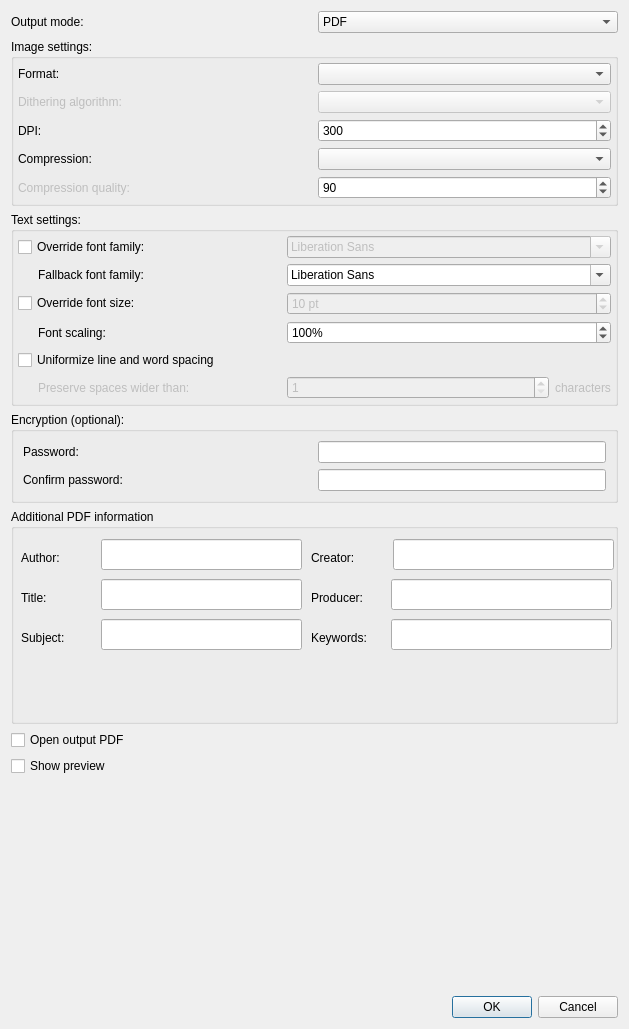
Qt form qt/data/PdfExportDialog.ui (marsiliano/gImageReader) before a commit.
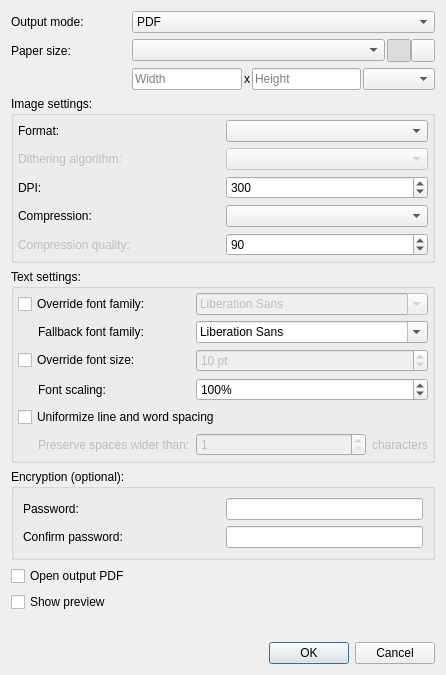
The same form after that commit. Icons and pictures are not drawn.

Commit message: [Qt] Add paper size option to PDF export dialog

Patch:
```diff
--- a/qt/data/PdfExportDialog.ui
+++ b/qt/data/PdfExportDialog.ui
@@ -6,62 +6,126 @@
    <rect>
     <x>0</x>
     <y>0</y>
-    <width>629</width>
-    <height>1029</height>
+    <width>446</width>
+    <height>675</height>
    </rect>
   </property>
   <property name="windowTitle">
    <string>PDF Export</string>
   </property>
   <layout class="QGridLayout" name="gridLayout">
-   <item row="3" column="0" colspan="2">
-    <widget class="QGroupBox" name="groupBoxEncryption">
-     <property name="title">
-      <string>Encryption (optional):</string>
+   <property name="horizontalSpacing">
+    <number>2</number>
+   </property>
+   <item row="2" column="1">
+    <widget class="QComboBox" name="comboBoxPaperSize">
+     <property name="sizePolicy">
+      <sizepolicy hsizetype="Expanding" vsizetype="Fixed">
+       <horstretch>0</horstretch>
+       <verstretch>0</verstretch>
+      </sizepolicy>
      </property>
-     <layout class="QGridLayout" name="gridLayout_5">
-      <item row="0" column="0">
-       <widget class="QLabel" name="labelPasswordOpen">
-        <property name="text">
-         <string>Password:</string>
+    </widget>
+   </item>
+   <item row="0" column="0">
+    <widget class="QLabel" name="labelOutputMode">
+     <property name="text">
+      <string>Output mode:</string>
+     </property>
+    </widget>
+   </item>
+   <item row="0" column="1" colspan="2">
+    <widget class="QComboBox" name="comboBoxOutputMode">
+     <item>
+      <property name="text">
+       <string>PDF</string>
+      </property>
+     </item>
+     <item>
+      <property name="text">
+       <string>PDF with invisible text overlay</string>
+      </property>
+     </item>
+    </widget>
+   </item>
+   <item row="2" column="0">
+    <widget class="QLabel" name="labelPaperSize">
+     <property name="text">
+      <string>Paper size:</string>
+     </property>
+    </widget>
+   </item>
+   <item row="7" column="0">
+    <widget class="QCheckBox" name="checkBoxOpenOutputPdf">
+     <property name="text">
+      <string>Open output PDF</string>
+     </property>
+    </widget>
+   </item>
+   <item row="8" column="0">
+    <widget class="QCheckBox" name="checkBoxPreview">
+     <property name="text">
+      <string>Show preview</string>
+     </property>
+    </widget>
+   </item>
+   <item row="2" column="2">
+    <widget class="QWidget" name="widgetPaperOrientation" native="true">
+     <property name="sizePolicy">
+      <sizepolicy hsizetype="Maximum" vsizetype="Preferred">
+       <horstretch>0</horstretch>
+       <verstretch>0</verstretch>
+      </sizepolicy>
+     </property>
+     <layout class="QHBoxLayout" name="horizontalLayout_2">
+      <property name="spacing">
+       <number>0</number>
+      </property>
+      <property name="leftMargin">
+       <number>0</number>
+      </property>
+      <property name="topMargin">
+       <number>0</number>
+      </property>
+      <property name="rightMargin">
+       <number>0</number>
+      </property>
+      <property name="bottomMargin">
+       <number>0</number>
+      </property>
+      <item>
+       <widget class="QToolButton" name="toolButtonPortrait">
+        <property name="toolTip">
+         <string>Portrait</string>
         </property>
-       </widget>
-      </item>
-      <item row="0" column="1">
-       <widget class="QLineEdit" name="lineEditPasswordOpen">
-        <property name="sizePolicy">
-         <sizepolicy hsizetype="Preferred" vsizetype="Fixed">
-          <horstretch>0</horstretch>
-          <verstretch>0</verstretch>
-         </sizepolicy>
+        <property name="icon">
+         <iconset resource="gimagereader.qrc">
+          <normaloff>:/icons/portrait</normaloff>:/icons/portrait</iconset>
         </property>
-        <property name="echoMode">
-         <enum>QLineEdit::Password</enum>
+        <property name="checkable">
+         <bool>true</bool>
         </property>
-        <property name="dragEnabled">
+        <property name="checked">
          <bool>true</bool>
         </property>
-       </widget>
-      </item>
-      <item row="1" column="0">
-       <widget class="QLabel" name="labelConfirmPasswordOpen">
-        <property name="text">
-         <string>Confirm password:</string>
+        <property name="autoExclusive">
+         <bool>true</bool>
         </property>
        </widget>
       </item>
-      <item row="1" column="1">
-       <widget class="QLineEdit" name="lineEditConfirmPasswordOpen">
-        <property name="sizePolicy">
-         <sizepolicy hsizetype="Preferred" vsizetype="Fixed">
-          <horstretch>0</horstretch>
-          <verstretch>0</verstretch>
-         </sizepolicy>
+      <item>
+       <widget class="QToolButton" name="toolButtonLandscape">
+        <property name="toolTip">
+         <string>Landscape</string>
         </property>
-        <property name="echoMode">
-         <enum>QLineEdit::Password</enum>
+        <property name="icon">
+         <iconset resource="gimagereader.qrc">
+          <normaloff>:/icons/landscape</normaloff>:/icons/landscape</iconset>
         </property>
-        <property name="dragEnabled">
+        <property name="checkable">
+         <bool>true</bool>
+        </property>
+        <property name="autoExclusive">
          <bool>true</bool>
         </property>
        </widget>
@@ -69,7 +133,7 @@
      </layout>
     </widget>
    </item>
-   <item row="8" column="0" colspan="2">
+   <item row="10" column="0" colspan="3">
     <widget class="QDialogButtonBox" name="buttonBox">
      <property name="orientation">
       <enum>Qt::Horizontal</enum>
@@ -79,14 +143,52 @@
      </property>
     </widget>
    </item>
-   <item row="0" column="0">
-    <widget class="QLabel" name="labelOutputMode">
-     <property name="text">
-      <string>Output mode:</string>
-     </property>
+   <item row="3" column="1" colspan="2">
+    <widget class="QWidget" name="widgetPaperSize" native="true">
+     <layout class="QHBoxLayout" name="horizontalLayout">
+      <property name="spacing">
+       <number>2</number>
+      </property>
+      <property name="leftMargin">
+       <number>0</number>
+      </property>
+      <property name="topMargin">
+       <number>0</number>
+      </property>
+      <property name="rightMargin">
+       <number>0</number>
+      </property>
+      <property name="bottomMargin">
+       <number>0</number>
+      </property>
+      <item>
+       <widget class="QLineEdit" name="lineEditPaperHeight">
+        <property name="placeholderText">
+         <string>Width</string>
+        </property>
+       </widget>
+      </item>
+      <item>
+       <widget class="QLabel" name="labelX">
+        <property name="text">
+         <string notr="true">x</string>
+        </property>
+       </widget>
+      </item>
+      <item>
+       <widget class="QLineEdit" name="lineEditPaperWidth">
+        <property name="placeholderText">
+         <string>Height</string>
+        </property>
+       </widget>
+      </item>
+      <item>
+       <widget class="QComboBox" name="comboBoxPaperSizeUnit"/>
+      </item>
+     </layout>
     </widget>
    </item>
-   <item row="1" column="0" colspan="2">
+   <item row="4" column="0" colspan="3">
     <widget class="QGroupBox" name="groupBoxImage">
      <property name="title">
       <string>Image settings:</string>
@@ -190,35 +292,7 @@
      </layout>
     </widget>
    </item>
-   <item row="5" column="0">
-    <widget class="QCheckBox" name="checkBoxOpenOutputPdf">
-     <property name="text">
-      <string>Open output PDF</string>
-     </property>
-    </widget>
-   </item>
-   <item row="6" column="0">
-    <widget class="QCheckBox" name="checkBoxPreview">
-     <property name="text">
-      <string>Show preview</string>
-     </property>
-    </widget>
-   </item>
-   <item row="0" column="1">
-    <widget class="QComboBox" name="comboBoxOutputMode">
-     <item>
-      <property name="text">
-       <string>PDF</string>
-      </property>
-     </item>
-     <item>
-      <property name="text">
-       <string>PDF with invisible text overlay</string>
-      </property>
-     </item>
-    </widget>
-   </item>
-   <item row="2" column="0" colspan="2">
+   <item row="5" column="0" colspan="3">
     <widget class="QGroupBox" name="groupBoxText">
      <property name="title">
       <string>Text settings:</string>
@@ -382,158 +456,62 @@
      </layout>
     </widget>
    </item>
-   <item row="4" column="0" colspan="2">
-    <widget class="QGroupBox" name="groupBoxAdditionalPdfInfo">
-     <property name="sizePolicy">
-      <sizepolicy hsizetype="Preferred" vsizetype="Expanding">
-       <horstretch>0</horstretch>
-       <verstretch>0</verstretch>
-      </sizepolicy>
-     </property>
+   <item row="6" column="0" colspan="3">
+    <widget class="QGroupBox" name="groupBoxEncryption">
      <property name="title">
-      <string>Additional PDF information</string>
+      <string>Encryption (optional):</string>
      </property>
-     <widget class="QLineEdit" name="lineEditAuthor">
-      <property name="geometry">
-       <rect>
-        <x>90</x>
-        <y>30</y>
-        <width>201</width>
-        <height>31</height>
-       </rect>
-      </property>
-     </widget>
-     <widget class="QLabel" name="labelAuthor">
-      <property name="geometry">
-       <rect>
-        <x>10</x>
-        <y>40</y>
-        <width>64</width>
-        <height>17</height>
-       </rect>
-      </property>
-      <property name="text">
-       <string>Author:</string>
-      </property>
-     </widget>
-     <widget class="QLabel" name="labelCreator">
-      <property name="geometry">
-       <rect>
-        <x>300</x>
-        <y>40</y>
-        <width>64</width>
-        <height>17</height>
-       </rect>
-      </property>
-      <property name="text">
-       <string>Creator:</string>
-      </property>
-     </widget>
-     <widget class="QLineEdit" name="lineEditCreator">
-      <property name="geometry">
-       <rect>
-        <x>382</x>
-        <y>30</y>
-        <width>221</width>
-        <height>31</height>
-       </rect>
-      </property>
-     </widget>
-     <widget class="QLineEdit" name="lineEditTitle">
-      <property name="geometry">
-       <rect>
-        <x>90</x>
-        <y>70</y>
-        <width>201</width>
-        <height>31</height>
-       </rect>
-      </property>
-     </widget>
-     <widget class="QLineEdit" name="lineEditProducer">
-      <property name="geometry">
-       <rect>
-        <x>380</x>
-        <y>70</y>
-        <width>221</width>
-        <height>31</height>
-       </rect>
-      </property>
-     </widget>
-     <widget class="QLabel" name="labelProducer">
-      <property name="geometry">
-       <rect>
-        <x>300</x>
-        <y>80</y>
-        <width>64</width>
-        <height>17</height>
-       </rect>
-      </property>
-      <property name="text">
-       <string>Producer:</string>
-      </property>
-     </widget>
-     <widget class="QLabel" name="labelTitle">
-      <property name="geometry">
-       <rect>
-        <x>10</x>
-        <y>80</y>
-        <width>64</width>
-        <height>17</height>
-       </rect>
-      </property>
-      <property name="text">
-       <string>Title:</string>
-      </property>
-     </widget>
-     <widget class="QLineEdit" name="lineEditSubject">
-      <property name="geometry">
-       <rect>
-        <x>90</x>
-        <y>110</y>
-        <width>201</width>
-        <height>31</height>
-       </rect>
-      </property>
-     </widget>
-     <widget class="QLineEdit" name="lineEditKeywords">
-      <property name="geometry">
-       <rect>
-        <x>380</x>
-        <y>110</y>
-        <width>221</width>
-        <height>31</height>
-       </rect>
-      </property>
-     </widget>
-     <widget class="QLabel" name="labelSubject">
-      <property name="geometry">
-       <rect>
-        <x>10</x>
-        <y>120</y>
-        <width>64</width>
-        <height>17</height>
-       </rect>
-      </property>
-      <property name="text">
-       <string>Subject:</string>
-      </property>
-     </widget>
-     <widget class="QLabel" name="labelKeywords">
-      <property name="geometry">
-       <rect>
-        <x>300</x>
-        <y>120</y>
-        <width>71</width>
-        <height>17</height>
-       </rect>
-      </property>
-      <property name="text">
-       <string>Keywords:</string>
-      </property>
-     </widget>
+     <layout class="QGridLayout" name="gridLayout_5">
+      <item row="0" column="0">
+       <widget class="QLabel" name="labelPasswordOpen">
+        <property name="text">
+         <string>Password:</string>
+        </property>
+       </widget>
+      </item>
+      <item row="0" column="1">
+       <widget class="QLineEdit" name="lineEditPasswordOpen">
+        <property name="sizePolicy">
+         <sizepolicy hsizetype="Preferred" vsizetype="Fixed">
+          <horstretch>0</horstretch>
+          <verstretch>0</verstretch>
+         </sizepolicy>
+        </property>
+        <property name="echoMode">
+         <enum>QLineEdit::Password</enum>
+        </property>
+        <property name="dragEnabled">
+         <bool>true</bool>
+        </property>
+       </widget>
+      </item>
+      <item row="1" column="0">
+       <widget class="QLabel" name="labelConfirmPasswordOpen">
+        <property name="text">
+         <string>Confirm password:</string>
+        </property>
+       </widget>
+      </item>
+      <item row="1" column="1">
+       <widget class="QLineEdit" name="lineEditConfirmPasswordOpen">
+        <property name="sizePolicy">
+         <sizepolicy hsizetype="Preferred" vsizetype="Fixed">
+          <horstretch>0</horstretch>
+          <verstretch>0</verstretch>
+         </sizepolicy>
+        </property>
+        <property name="echoMode">
+         <enum>QLineEdit::Password</enum>
+        </property>
+        <property name="dragEnabled">
+         <bool>true</bool>
+        </property>
+       </widget>
+      </item>
+     </layout>
     </widget>
    </item>
-   <item row="7" column="0" colspan="2">
+   <item row="9" column="0" colspan="3">
     <spacer name="verticalSpacer">
      <property name="orientation">
       <enum>Qt::Vertical</enum>
```
Left out of the diff: 4 changed lines with no effect on the pictures. The commit also changes 9 other files.
